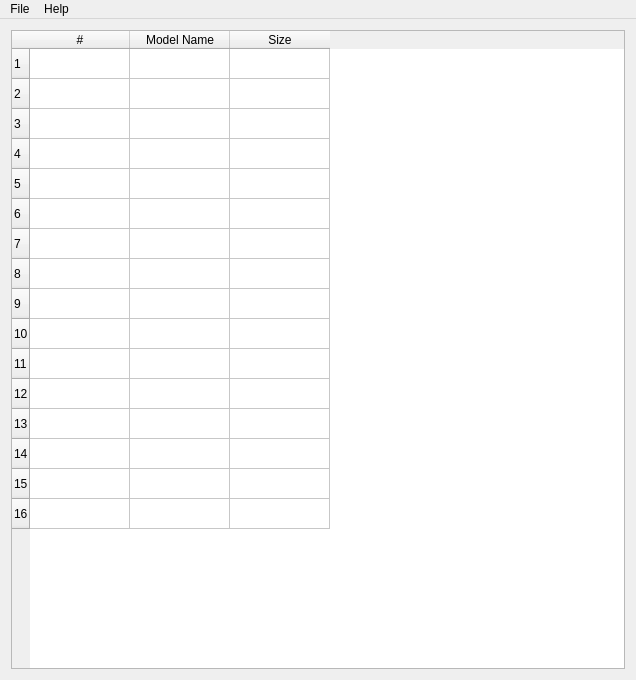
This is src/mainwindow.ui in xhorizont/eepe as Qt 5 draws it before an edit. The edited form follows.
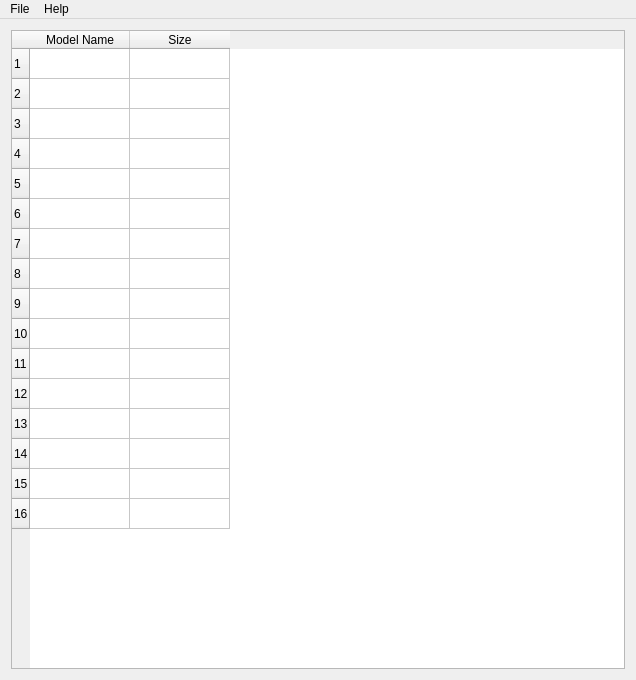
This is the edited form.

```diff
--- a/src/mainwindow.ui
+++ b/src/mainwindow.ui
@@ -17,33 +17,101 @@
    <layout class="QGridLayout" name="gridLayout">
     <item row="0" column="0">
      <widget class="QTableWidget" name="tableWidget">
+      <property name="maximumSize">
+       <size>
+        <width>618</width>
+        <height>16777215</height>
+       </size>
+      </property>
       <property name="rowCount">
        <number>16</number>
       </property>
       <property name="columnCount">
-       <number>3</number>
+       <number>2</number>
       </property>
-      <row/>
-      <row/>
-      <row/>
-      <row/>
-      <row/>
-      <row/>
-      <row/>
-      <row/>
-      <row/>
-      <row/>
-      <row/>
-      <row/>
-      <row/>
-      <row/>
-      <row/>
-      <row/>
-      <column>
+      <attribute name="horizontalHeaderStretchLastSection">
+       <bool>false</bool>
+      </attribute>
+      <row>
        <property name="text">
-        <string>#</string>
+        <string>1</string>
        </property>
-      </column>
+      </row>
+      <row>
+       <property name="text">
+        <string>2</string>
+       </property>
+      </row>
+      <row>
+       <property name="text">
+        <string>3</string>
+       </property>
+      </row>
+      <row>
+       <property name="text">
+        <string>4</string>
+       </property>
+      </row>
+      <row>
+       <property name="text">
+        <string>5</string>
+       </property>
+      </row>
+      <row>
+       <property name="text">
+        <string>6</string>
+       </property>
+      </row>
+      <row>
+       <property name="text">
+        <string>7</string>
+       </property>
+      </row>
+      <row>
+       <property name="text">
+        <string>8</string>
+       </property>
+      </row>
+      <row>
+       <property name="text">
+        <string>9</string>
+       </property>
+      </row>
+      <row>
+       <property name="text">
+        <string>10</string>
+       </property>
+      </row>
+      <row>
+       <property name="text">
+        <string>11</string>
+       </property>
+      </row>
+      <row>
+       <property name="text">
+        <string>12</string>
+       </property>
+      </row>
+      <row>
+       <property name="text">
+        <string>13</string>
+       </property>
+      </row>
+      <row>
+       <property name="text">
+        <string>14</string>
+       </property>
+      </row>
+      <row>
+       <property name="text">
+        <string>15</string>
+       </property>
+      </row>
+      <row>
+       <property name="text">
+        <string>16</string>
+       </property>
+      </row>
       <column>
        <property name="text">
         <string>Model Name</string>
```
